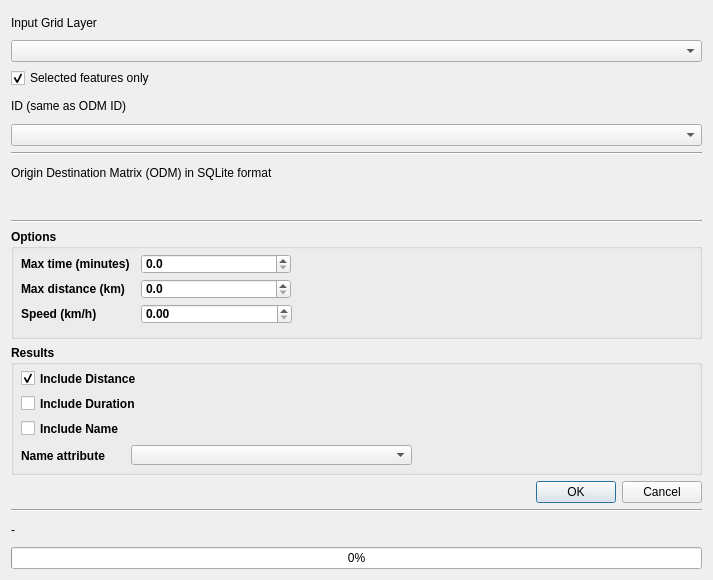
This is activeodm_distancemap_dialog_base.ui in inphysica/DiscreteProximityFramework as Qt 5 draws it before an edit. The edited form follows.
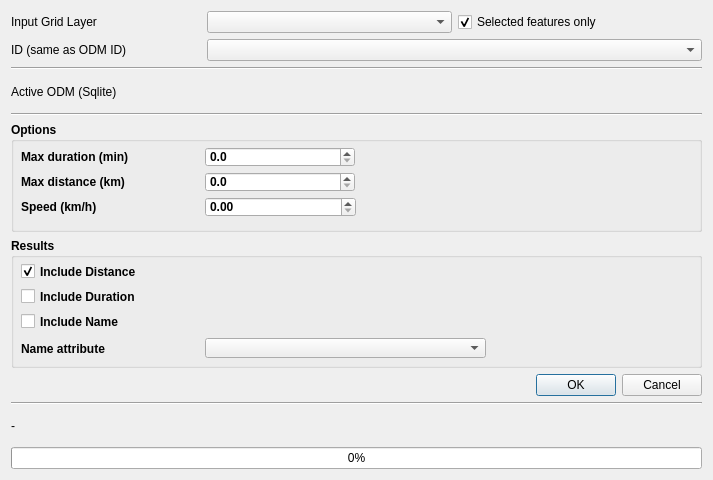
This is the edited form. Custom widgets are drawn as their Qt base class.

Diff of the .ui file:
```diff
--- a/activeodm_distancemap_dialog_base.ui
+++ b/activeodm_distancemap_dialog_base.ui
@@ -7,7 +7,7 @@
     <x>0</x>
     <y>0</y>
     <width>713</width>
-    <height>580</height>
+    <height>480</height>
    </rect>
   </property>
   <property name="windowTitle">
@@ -15,7 +15,21 @@
   </property>
   <layout class="QVBoxLayout" name="verticalLayout">
    <item>
+    <layout class="QHBoxLayout" name="horizontalLayout_layer">
+     <item>
     <widget class="QLabel" name="label">
+       <property name="minimumSize">
+        <size>
+         <width>190</width>
+         <height>0</height>
+        </size>
+       </property>
+       <property name="maximumSize">
+        <size>
+         <width>190</width>
+         <height>16777215</height>
+        </size>
+       </property>
      <property name="text">
       <string>Input Grid Layer</string>
      </property>
@@ -34,8 +48,24 @@
      </property>
     </widget>
    </item>
+    </layout>
+   </item>
+   <item>
+    <layout class="QHBoxLayout" name="horizontalLayout_id">
    <item>
     <widget class="QLabel" name="label_3">
+       <property name="minimumSize">
+        <size>
+         <width>190</width>
+         <height>0</height>
+        </size>
+       </property>
+       <property name="maximumSize">
+        <size>
+         <width>190</width>
+         <height>16777215</height>
+        </size>
+       </property>
      <property name="text">
       <string>ID (same as ODM ID)</string>
      </property>
@@ -44,6 +74,8 @@
    <item>
     <widget class="QgsFieldComboBox" name="idSelector"/>
    </item>
+    </layout>
+   </item>
    <item>
     <widget class="Line" name="line_2">
      <property name="orientation">
@@ -52,15 +84,31 @@
     </widget>
    </item>
    <item>
+    <layout class="QHBoxLayout" name="horizontalLayout_odm">
+     <item>
     <widget class="QLabel" name="label_2">
+       <property name="minimumSize">
+        <size>
+         <width>190</width>
+         <height>0</height>
+        </size>
+       </property>
+       <property name="maximumSize">
+        <size>
+         <width>190</width>
+         <height>16777215</height>
+        </size>
+       </property>
      <property name="text">
-      <string>Origin Destination Matrix (ODM) in SQLite format</string>
+        <string>Active ODM (Sqlite)</string>
      </property>
     </widget>
    </item>
    <item>
     <widget class="QgsFileWidget" name="fileSelector"/>
    </item>
+    </layout>
+   </item>
    <item>
     <widget class="Line" name="line">
      <property name="orientation">
@@ -96,18 +144,18 @@
        <rect>
         <x>10</x>
         <y>20</y>
-        <width>111</width>
+        <width>184</width>
         <height>30</height>
        </rect>
       </property>
       <property name="text">
-       <string>Max time (minutes)</string>
+       <string>Max duration (min)</string>
       </property>
      </widget>
      <widget class="QgsDoubleSpinBox" name="MaxDurationDial">
       <property name="geometry">
        <rect>
-        <x>130</x>
+        <x>194</x>
         <y>25</y>
         <width>150</width>
         <height>20</height>
@@ -125,7 +173,7 @@
        <rect>
         <x>10</x>
         <y>70</y>
-        <width>91</width>
+        <width>184</width>
         <height>30</height>
        </rect>
       </property>
@@ -136,7 +184,7 @@
      <widget class="QgsDoubleSpinBox" name="speedDial">
       <property name="geometry">
        <rect>
-        <x>130</x>
+        <x>194</x>
         <y>75</y>
         <width>151</width>
         <height>20</height>
@@ -154,7 +202,7 @@
        <rect>
         <x>10</x>
         <y>45</y>
-        <width>111</width>
+        <width>184</width>
         <height>30</height>
        </rect>
       </property>
@@ -165,7 +213,7 @@
      <widget class="QgsDoubleSpinBox" name="MaxDistanceDial">
       <property name="geometry">
        <rect>
-        <x>130</x>
+        <x>194</x>
         <y>50</y>
         <width>150</width>
         <height>20</height>
@@ -259,7 +307,7 @@
        <rect>
         <x>10</x>
         <y>100</y>
-        <width>121</width>
+        <width>184</width>
         <height>21</height>
        </rect>
       </property>
@@ -270,7 +318,7 @@
      <widget class="QgsFieldComboBox" name="nameSelector">
       <property name="geometry">
        <rect>
-        <x>120</x>
+        <x>194</x>
         <y>100</y>
         <width>281</width>
         <height>20</height>
```
Lines whose indentation alone changed are shown as unchanged.
